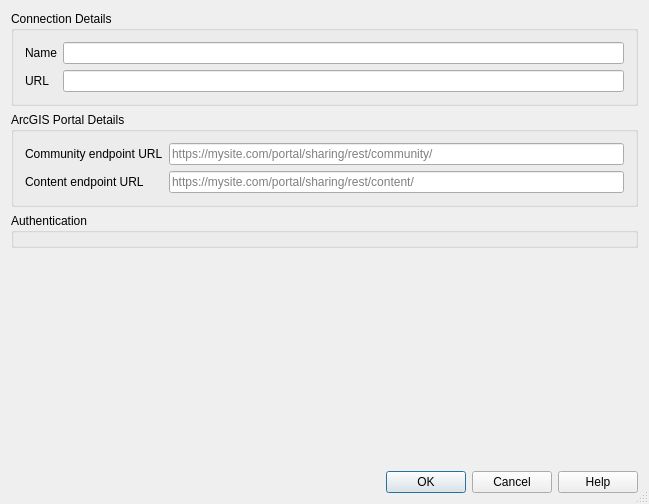
Old version of the form src/ui/qgsnewarcgisrestconnectionbase.ui in the repository qgis/QGIS.
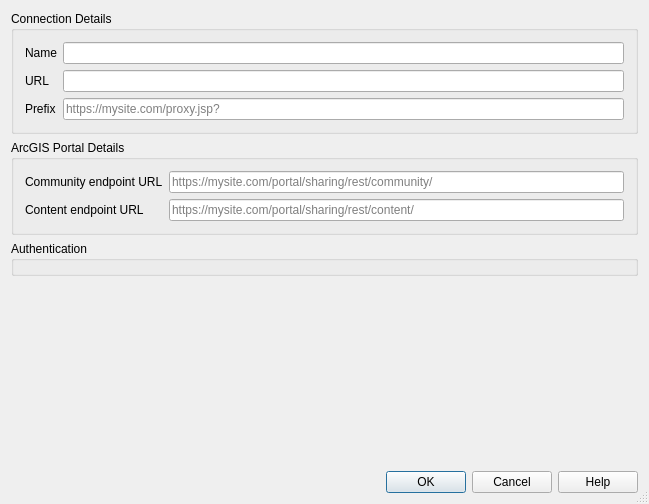
New version of the form. Custom widgets are drawn as their Qt base class.

Commit message: Support of the ArcGIS server links with WEB Proxy prefixes

What changed in the file:
```diff
--- a/src/ui/qgsnewarcgisrestconnectionbase.ui
+++ b/src/ui/qgsnewarcgisrestconnectionbase.ui
@@ -144,6 +144,26 @@
         </property>
        </widget>
       </item>
+      <item row="4" column="0">
+       <widget class="QLabel" name="TextLabel1_5">
+        <property name="text">
+         <string>Prefix</string>
+        </property>
+        <property name="margin">
+         <number>5</number>
+        </property>
+       </widget>
+      </item>
+      <item row="4" column="1">
+       <widget class="QLineEdit" name="mUrlPrefix">
+        <property name="toolTip">
+         <string>HTTP address Proxy Prefix of the Web Map Server</string>
+        </property>
+        <property name="placeholderText">
+         <string>https://mysite.com/proxy.jsp?</string>
+        </property>
+       </widget>
+      </item>
      </layout>
     </widget>
    </item>
```
Left out of the diff: 1 changed line with no effect on the pictures. The commit also changes 15 other files.
